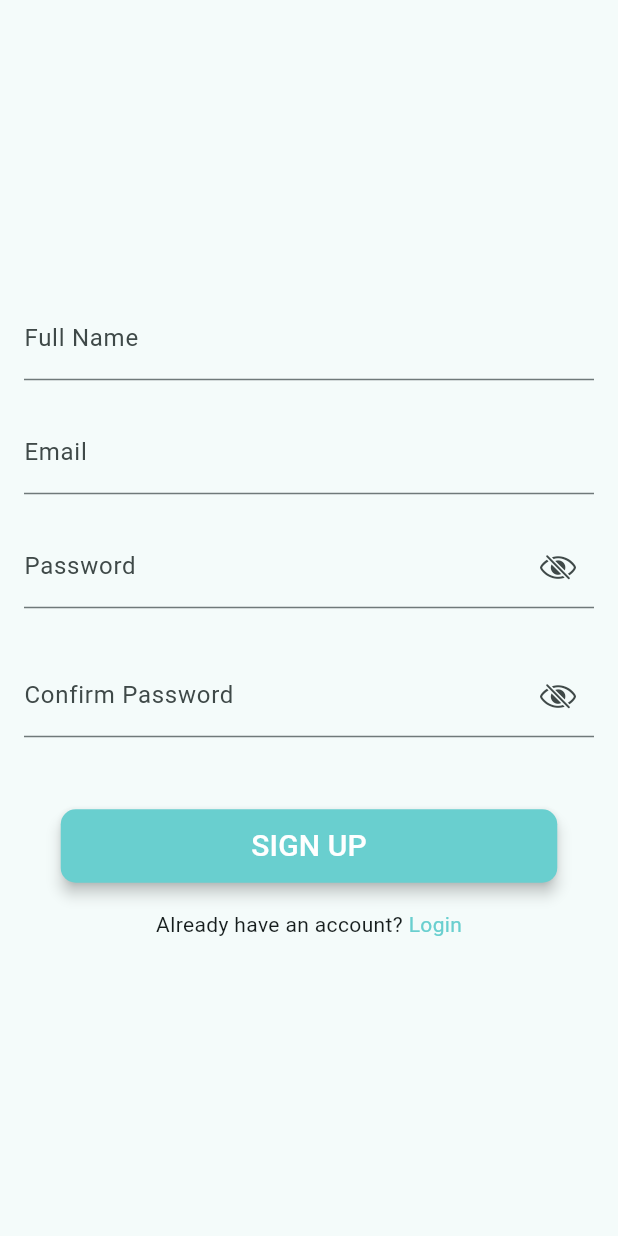
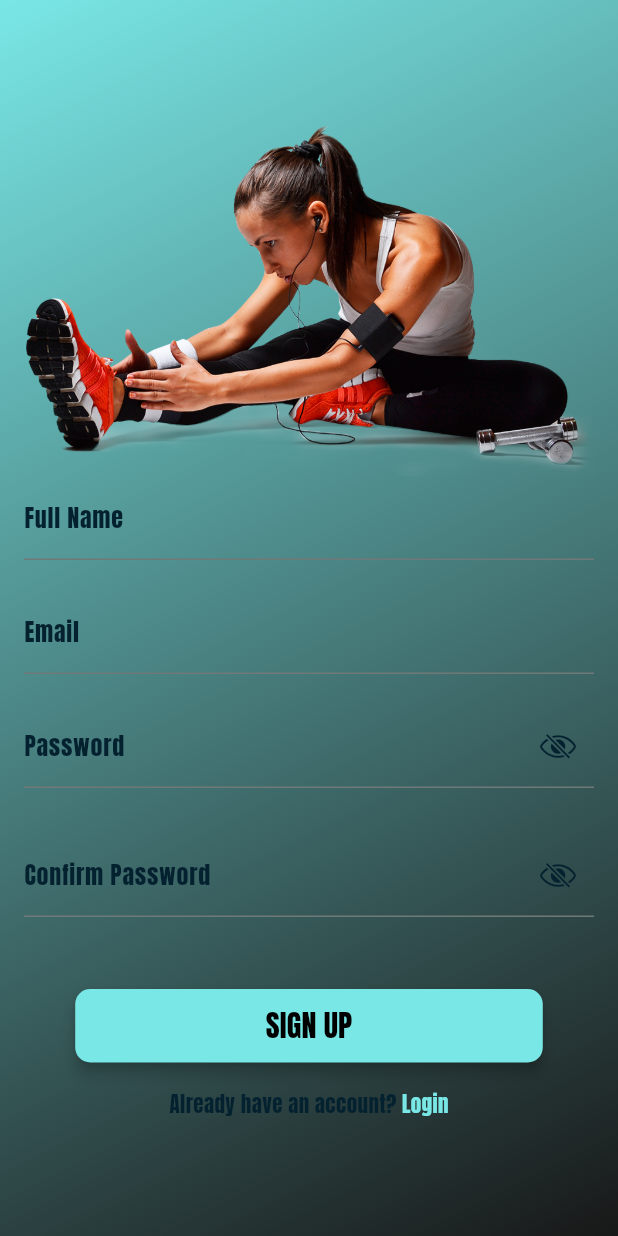
Before and after one commit to ACICT-DEPI/ONL1_SWD4_G1d-m--Fitness-Tracker-App, a Flutter app: the screen it shows after launch, after a tap on "Login", after a tap on "Sign up", on a phone screen of 412 x 824 dp. Run offline on Flutter 3.47's test engine with Material 3 defaults, Android fonts, the phone set to English and light mode, and no system bars; our stand-ins replace firebase_auth, firebase_core, flutter_bloc, google_fonts; accounts and stored records are empty.

Commit message:
edit on auth design

```diff
--- a/lib/Auth/view/home_screen.dart
+++ /dev/null
@@ -1,20 +0,0 @@
-import 'package:flutter/material.dart';
-
-class HomeScreen extends StatelessWidget {
-  const HomeScreen({super.key});
-
-  @override
-  Widget build(BuildContext context) {
-    return Scaffold(
-      appBar: AppBar(
-        title: Text("Home"),
-      ),
-      body: Column(
-        mainAxisAlignment: MainAxisAlignment.center,
-        children: [
-          Text("Home", style: TextStyle(fontSize: 50),)
-        ],
-      ),
-    );
-  }
-}
--- a/lib/Auth/view/login_screen.dart
+++ /dev/null
@@ -1,96 +0,0 @@
-import 'package:final_project/Auth/cubit/auth_cubit.dart';
-import 'package:final_project/Auth/cubit/auth_states.dart';
-import 'package:final_project/Auth/view/sign_up_screen.dart';
-import 'package:final_project/Auth/widgets/custom_Auth_button.dart';
-import 'package:final_project/Auth/widgets/custom_text_form_field.dart';
-import 'package:final_project/core/color.dart';
-import 'package:flutter/cupertino.dart';
-import 'package:flutter/material.dart';
-import 'package:flutter_bloc/flutter_bloc.dart';
-
-import 'home_screen.dart';
-
-class LoginScreen extends StatelessWidget {
-  LoginScreen({super.key});
-
-  var emailController = TextEditingController();
-  var passController = TextEditingController();
-  final _formKey = GlobalKey<FormState>();
-  @override
-  Widget build(BuildContext context) {
-    return BlocConsumer<AuthCubit, AuthState>(
-      listener: (context, state) {
-        if(state is AuthSuccess) {
-          Navigator.push(context, MaterialPageRoute(builder: (context) => HomeScreen(),));
-        }
-      },
-      builder: (context, state) => Scaffold(
-      body: Padding(
-        padding: const EdgeInsets.all(16.0),
-        child: Form(
-          key: _formKey,
-          child: Column(
-            mainAxisAlignment: MainAxisAlignment.center,
-            children: [
-              CustomTextFormField(
-                  keyboardType: TextInputType.emailAddress,
-                  controller: emailController,
-                  decoration: const InputDecoration(labelText: 'Email'),
-                  validator: (value) {
-                    if (value == null || value.isEmpty) {
-                      return 'Please enter your email';
-                    }
-                    if (!value.contains('@') || !value.contains('.')) {
-                      return 'Please enter a valid email';
-                    }
-                    return null;
-                  }),
-              const SizedBox(height: 20),
-              CustomTextFormField(
-                keyboardType: TextInputType.visiblePassword,
-                controller: passController,
-                decoration: const InputDecoration(
-                    labelText: 'Password',
-                  suffixIcon: Icon(CupertinoIcons.eye_slash),
-                ),
-                validator: (value) {
-                    if (value == null || value.isEmpty) {
-                      return 'Please enter your password';
-                    }
-                    if (value.length < 8) {
-                      return 'Password is too short';
-                    }
-                    return null;
-                  },
-                obscure: true,
-              ),
-              const SizedBox(height: 30),
-              CustomAuthButton(
-                text: "Login",
-                  onPressed: () {
-                    if (_formKey.currentState!.validate()) {
-                      AuthCubit.get(context).signInWithEmailAndPassword(
-                          email: emailController.text,
-                          password: passController.text);
-                    }
-                  },
-                ),
-              Row(
-                mainAxisAlignment: MainAxisAlignment.center,
-                children: [
-                  Text("Don't have an account? "),
-                  InkWell(
-                    onTap: (){
-                      Navigator.push(context, MaterialPageRoute(builder:  (context) => SignUpScreen(),));
-                    },
-                      child: Text("Sign up", style: TextStyle(color: primary),))
-                ],
-              ),
-            ],
-          ),
-        ),
-      ),
-    ),
-    );
-  }
-}
--- a/lib/Auth/view/sign_up_screen.dart
+++ /dev/null
@@ -1,130 +0,0 @@
-import 'package:final_project/Auth/cubit/auth_cubit.dart';
-import 'package:final_project/Auth/cubit/auth_states.dart';
-import 'package:final_project/Auth/view/home_screen.dart';
-import 'package:final_project/Auth/view/login_screen.dart';
-import 'package:final_project/Auth/widgets/custom_Auth_button.dart';
-import 'package:final_project/Auth/widgets/custom_text_form_field.dart';
-import 'package:final_project/core/color.dart';
-import 'package:flutter/cupertino.dart';
-import 'package:flutter/material.dart';
-import 'package:flutter_bloc/flutter_bloc.dart';
-
-class SignUpScreen extends StatelessWidget {
-  SignUpScreen({super.key});
-
-  var nameController = TextEditingController();
-  var emailController = TextEditingController();
-  var passController = TextEditingController();
-  var confirmPassController = TextEditingController();
-  final _formKey = GlobalKey<FormState>();
-  @override
-  Widget build(BuildContext context) {
-    return BlocConsumer<AuthCubit, AuthState>(
-      listener: (context, state) {
-        if(state is AuthSuccess){
-          Navigator.push(context, MaterialPageRoute(builder: (context) => HomeScreen(),));
-        }
-      },
-      builder: (context, state) => Scaffold(
-      body: Padding(
-        padding: const EdgeInsets.all(16.0),
-        child: Form(
-          key: _formKey,
-          child: Column(
-            mainAxisAlignment: MainAxisAlignment.center,
-            children: [
-              CustomTextFormField(
-                  keyboardType: TextInputType.text,
-                  controller: nameController,
-                  decoration: const InputDecoration(labelText: 'Full Name'),
-                  validator: (value) {
-                    if (value == null || value.isEmpty) {
-                      return 'Please enter your name';
-                    }
-                    return null;
-                  }),
-              const SizedBox(height: 20),
-              CustomTextFormField(
-                  keyboardType: TextInputType.emailAddress,
-                  controller: emailController,
-                  decoration: const InputDecoration(labelText: 'Email'),
-                  validator: (value) {
-                    if (value == null || value.isEmpty) {
-                      return 'Please enter your email';
-                    }
-                    if (!value.contains('@') || !value.contains('.')) {
-                      return 'Please enter a valid email';
-                    }
-                    return null;
-                  }),
-              const SizedBox(height: 20),
-              CustomTextFormField(
-                  keyboardType: TextInputType.visiblePassword,
-                  controller: passController,
-                  decoration: const InputDecoration(
-                      labelText: 'Password',
-                    suffixIcon: Icon(CupertinoIcons.eye_slash),
-                  ),
-                  validator: (value) {
-                    if (value == null || value.isEmpty) {
-                      return 'Please enter your password';
-                    }
-                    if (value.length < 8) {
-                      return 'Password is too short';
-                    }
-                    return null;
-                  },
-                obscure: true,
-              ),
-              const SizedBox(height: 30),
-              CustomTextFormField(
-                keyboardType: TextInputType.visiblePassword,
-                controller: confirmPassController,
-                decoration: const InputDecoration(
-                    labelText: 'Confirm Password',
-                  suffixIcon: Icon(CupertinoIcons.eye_slash),
-                ),
-                validator: (value) {
-                    if (value == null || value.isEmpty) {
-                      return 'Please enter your password';
-                    }
-                    if (value.length < 8) {
-                      return 'Password is too short';
-                    }
-                    if (value != passController.text) {
-                      return 'The password do not match';
-                    }
-                    return null;
-                  },
-                obscure: true,
-              ),
-              const SizedBox(height: 30),
-              CustomAuthButton(
-                  text: "SIGN UP",
-                  onPressed: () {
-                    if (_formKey.currentState!.validate()) {
-                       AuthCubit.get(context).signUpWithEmailAndPassword(
-                          email: emailController.text,
-                          password: passController.text);
-                    }
-                  },
-                ),
-              Row(
-                mainAxisAlignment: MainAxisAlignment.center,
-                children: [
-                  Text("Already have an account? "),
-                  InkWell(
-                    onTap: (){
-                      Navigator.push(context, MaterialPageRoute(builder:  (context) => LoginScreen(),));
-                    },
-                      child: Text("Login", style: TextStyle(color: primary),))
-                ],
-              ),
-            ],
-          ),
-        ),
-      ),
-    ),
-    );
-  }
-}
--- a/lib/core/color.dart
+++ /dev/null
@@ -1,5 +0,0 @@
-import 'dart:ui';
-
-import 'package:flutter/material.dart';
-
-Color primary =  const Color(0xff69cfcf);
--- a/lib/core/utls/colors.dart
+++ b/lib/core/utls/colors.dart
@@ -3,4 +3,6 @@ import 'package:flutter/material.dart';
 class Colorsapp {
     static  Color primarycolor = const Color.fromRGBO(121, 231, 230, 1);
   static Color secondarycolor =const Color.fromRGBO(24, 24, 24,1);
+  static Color authBackground = const Color.fromRGBO(237, 229, 214, 0.10);
+  static Color navyBlue = const Color(0xff042130);
 }
--- a/lib/Auth/cubit/auth_cubit.dart
+++ b/lib/features/Auth/cubit/auth_cubit.dart
@@ -1,7 +1,6 @@
-import 'package:bloc/bloc.dart';
-import 'package:final_project/Auth/cubit/auth_states.dart';
 import 'package:firebase_auth/firebase_auth.dart';
 import 'package:flutter_bloc/flutter_bloc.dart';
+import 'auth_states.dart';
 
 
 
--- /dev/null
+++ b/lib/features/Auth/view/login_screen.dart
@@ -0,0 +1,124 @@
+import 'package:final_project/features/Auth/view/sign_up_screen.dart';
+import 'package:final_project/features/Auth/view/widgets/custom_Auth_button.dart';
+import 'package:final_project/features/Auth/view/widgets/custom_background.dart';
+import 'package:final_project/features/Auth/view/widgets/custom_text_form_field.dart';
+import 'package:final_project/features/Home/presentation/views/home_view.dart';
+import 'package:flutter/cupertino.dart';
+import 'package:flutter/material.dart';
+import 'package:flutter_bloc/flutter_bloc.dart';
+import '../../../core/utls/colors.dart';
+import '../../Home/presentation/views/wedgits/animation_background.dart';
+import '../cubit/auth_cubit.dart';
+import '../cubit/auth_states.dart';
+
+class LoginScreen extends StatelessWidget {
+  LoginScreen({super.key});
+
+  var emailController = TextEditingController();
+  var passController = TextEditingController();
+  final _formKey = GlobalKey<FormState>();
+  @override
+  Widget build(BuildContext context) {
+    return BlocConsumer<AuthCubit, AuthState>(
+      listener: (context, state) {
+        if(state is AuthSuccess) {
+          Navigator.push(context, MaterialPageRoute(builder: (context) => HomeView(),));
+        }
+      },
+      builder: (context, state) => Scaffold(
+        resizeToAvoidBottomInset: false,
+      body: Stack(
+        children: [
+          CustomBackground(),
+          // Container(
+          //   height: MediaQuery.of(context).size.height /3,
+          //     child: Padding(
+          //       padding: const EdgeInsets.only(left: 70.0),
+          //       child: Image(image: AssetImage('assets/images/main.png')),
+          //     )),
+          //Image(image: AssetImage('assets/images/pngegg.png')),
+          Padding(
+            padding: const EdgeInsets.all(16.0),
+            child: Form(
+              key: _formKey,
+              child: Column(
+                mainAxisAlignment: MainAxisAlignment.center,
+                children: [
+                  Image(image: AssetImage('assets/images/pngegg.png')),
+                  CustomTextFormField(
+                      keyboardType: TextInputType.emailAddress,
+                      controller: emailController,
+                      decoration: InputDecoration(
+                        labelText: 'Email',
+                        labelStyle: TextStyle(color: Colorsapp.navyBlue),
+                      errorStyle: TextStyle(color: Colorsapp.navyBlue),
+                      errorBorder: UnderlineInputBorder(
+                          borderSide: BorderSide(width: 2, color: Colorsapp.navyBlue)
+                      ),
+                          ),
+                      validator: (value) {
+                        if (value == null || value.isEmpty) {
+                          return 'Please enter your email';
+                        }
+                        if (!value.contains('@') || !value.contains('.')) {
+                          return 'Please enter a valid email';
+                        }
+                        return null;
+                      }),
+                  const SizedBox(height: 20),
+                  CustomTextFormField(
+                    keyboardType: TextInputType.visiblePassword,
+                    controller: passController,
+                    decoration: InputDecoration(
+                        labelText: 'Password',
+                      labelStyle: TextStyle(color: Colorsapp.navyBlue),
+                      errorStyle: TextStyle(color: Colorsapp.navyBlue),
+                      errorBorder: UnderlineInputBorder(
+                          borderSide: BorderSide(width: 2, color: Colorsapp.navyBlue)
+                      ),
+                      suffixIcon: const Icon(CupertinoIcons.eye_slash),
+                      suffixIconColor: Colorsapp.navyBlue,
+                    ),
+                    validator: (value) {
+                        if (value == null || value.isEmpty) {
+                          return 'Please enter your password';
+                        }
+                        if (value.length < 8) {
+                          return 'Password is too short';
+                        }
+                        return null;
+                      },
+                    obscure: true,
+                  ),
+                  const SizedBox(height: 30),
+                  CustomAuthButton(
+                    text: "Login",
+                      onPressed: () {
+                        if (_formKey.currentState!.validate()) {
+                          AuthCubit.get(context).signInWithEmailAndPassword(
+                              email: emailController.text,
+                              password: passController.text);
+                        }
+                      },
+                    ),
+                  Row(
+                    mainAxisAlignment: MainAxisAlignment.center,
+                    children: [
+                      Text("Don't have an account? ", style: TextStyle(color: Colorsapp.navyBlue)),
+                      InkWell(
+                        onTap: (){
+                          Navigator.push(context, MaterialPageRoute(builder:  (context) => SignUpScreen(),));
+                        },
+                          child: Text("Sign up", style: TextStyle(color: Colorsapp.primarycolor),))
+                    ],
+                  ),
+                ],
+              ),
+            ),
+          ),
+        ],
+      ),
+    ),
+    );
+  }
+}
--- /dev/null
+++ b/lib/features/Auth/view/sign_up_screen.dart
@@ -0,0 +1,165 @@
+import 'package:final_project/features/Auth/view/widgets/custom_Auth_button.dart';
+import 'package:final_project/features/Auth/view/widgets/custom_background.dart';
+import 'package:final_project/features/Auth/view/widgets/custom_text_form_field.dart';
+import 'package:final_project/features/Home/presentation/views/home_view.dart';
+import 'package:flutter/cupertino.dart';
+import 'package:flutter/material.dart';
+import 'package:flutter_bloc/flutter_bloc.dart';
+
+import '../../../core/utls/colors.dart';
+import '../cubit/auth_cubit.dart';
+import '../cubit/auth_states.dart';
+import 'login_screen.dart';
+
+class SignUpScreen extends StatelessWidget {
+  SignUpScreen({super.key});
+
+  var nameController = TextEditingController();
+  var emailController = TextEditingController();
+  var passController = TextEditingController();
+  var confirmPassController = TextEditingController();
+  final _formKey = GlobalKey<FormState>();
+  @override
+  Widget build(BuildContext context) {
+    return BlocConsumer<AuthCubit, AuthState>(
+      listener: (context, state) {
+        if(state is AuthSuccess){
+          Navigator.push(context, MaterialPageRoute(builder: (context) => HomeView(),));
+        }
+      },
+      builder: (context, state) => Scaffold(
+        resizeToAvoidBottomInset: false,
+      body: Stack(
+        children: [
+          CustomBackground(),
+          Padding(
+            padding: const EdgeInsets.all(16.0),
+            child: Form(
+              key: _formKey,
+              child: Column(
+                mainAxisAlignment: MainAxisAlignment.center,
+                children: [
+                  Image(image: AssetImage('assets/images/pngegg.png')),
+                  CustomTextFormField(
+                      keyboardType: TextInputType.text,
+                      controller: nameController,
+                      decoration: InputDecoration(
+                          labelText: 'Full Name',
+                        labelStyle: TextStyle(color: Colorsapp.navyBlue),
+                        errorStyle: TextStyle(color: Colorsapp.navyBlue),
+                        errorBorder: UnderlineInputBorder(
+                            borderSide: BorderSide(width: 2, color: Colorsapp.navyBlue)
+                        ),
+                      ),
+                      validator: (value) {
+                        if (value == null || value.isEmpty) {
+                          return 'Please enter your name';
+                        }
+                        return null;
+                      }),
+                  const SizedBox(height: 20),
+                  CustomTextFormField(
+                      keyboardType: TextInputType.emailAddress,
+                      controller: emailController,
+                      decoration: InputDecoration(
+                          labelText: 'Email',
+                        labelStyle: TextStyle(color: Colorsapp.navyBlue),
+                        errorStyle: TextStyle(color: Colorsapp.navyBlue),
+                        errorBorder: UnderlineInputBorder(
+                            borderSide: BorderSide(width: 2, color: Colorsapp.navyBlue)
+                        ),
+                      ),
+                      validator: (value) {
+                        if (value == null || value.isEmpty) {
+                          return 'Please enter your email';
+                        }
+                        if (!value.contains('@') || !value.contains('.')) {
+                          return 'Please enter a valid email';
+                        }
+                        return null;
+                      }),
+                  const SizedBox(height: 20),
+                  CustomTextFormField(
+                      keyboardType: TextInputType.visiblePassword,
+                      controller: passController,
+                      decoration: InputDecoration(
+                          labelText: 'Password',
+                        labelStyle: TextStyle(color: Colorsapp.navyBlue),
+                      errorStyle: TextStyle(color: Colorsapp.navyBlue),
+                      errorBorder: UnderlineInputBorder(
+                          borderSide: BorderSide(width: 2, color: Colorsapp.navyBlue)
+                      ),
+                      suffixIcon: const Icon(CupertinoIcons.eye_slash),
+                      suffixIconColor: Colorsapp.navyBlue,
+                      ),
+                      validator: (value) {
+                        if (value == null || value.isEmpty) {
+                          return 'Please enter your password';
+                        }
+                        if (value.length < 8) {
+                          return 'Password is too short';
+                        }
+                        return null;
+                      },
+                    obscure: true,
+                  ),
+                  const SizedBox(height: 30),
+                  CustomTextFormField(
+                    keyboardType: TextInputType.visiblePassword,
+                    controller: confirmPassController,
+                    decoration: InputDecoration(
+                        labelText: 'Confirm Password',
+                      labelStyle: TextStyle(color: Colorsapp.navyBlue),
+                      errorStyle: TextStyle(color: Colorsapp.navyBlue),
+                      errorBorder: UnderlineInputBorder(
+                          borderSide: BorderSide(width: 2, color: Colorsapp.navyBlue)
+                      ),
+                      suffixIcon: const Icon(CupertinoIcons.eye_slash),
+                      suffixIconColor: Colorsapp.navyBlue,
+                    ),
+                    validator: (value) {
+                        if (value == null || value.isEmpty) {
+                          return 'Please enter your password';
+                        }
+                        if (value.length < 8) {
+                          return 'Password is too short';
+                        }
+                        if (value != passController.text) {
+                          return 'The password do not match';
+                        }
+                        return null;
+                      },
+                    obscure: true,
+                  ),
+                  const SizedBox(height: 30),
+                  CustomAuthButton(
+                      text: "SIGN UP",
+                      onPressed: () {
+                        if (_formKey.currentState!.validate()) {
+                           AuthCubit.get(context).signUpWithEmailAndPassword(
+                              email: emailController.text,
+                              password: passController.text);
+                        }
+                      },
+                    ),
+                  Row(
+                    mainAxisAlignment: MainAxisAlignment.center,
+                    children: [
+                      Text("Already have an account? ", style: TextStyle(color: Colorsapp.navyBlue)),
+                      InkWell(
+                        onTap: (){
+                          Navigator.push(context, MaterialPageRoute(builder:  (context) => LoginScreen(),));
+                        },
+                          child: Text("Login", style: TextStyle(color: Colorsapp.primarycolor),))
+                    ],
+                  ),
+                ],
+              ),
+            ),
+          ),
+        ],
+      ),
+    ),
+    );
+  }
+}
--- a/lib/Auth/widgets/custom_Auth_button.dart
+++ b/lib/features/Auth/view/widgets/custom_Auth_button.dart
@@ -1,4 +1,4 @@
-import 'package:final_project/core/color.dart';
+import 'package:final_project/core/utls/colors.dart';
 import 'package:flutter/material.dart';
 
 class CustomAuthButton extends StatelessWidget {
@@ -21,12 +21,12 @@ class CustomAuthButton extends StatelessWidget {
                 horizontal: MediaQuery.of(context).size.width / 4),
             child: Text(text,
               style: TextStyle(
-                  color: Colors.white,
+                  color: Colors.black,
                 fontSize: 20
               ),),
           ),
         style: ElevatedButton.styleFrom(
-          backgroundColor: primary,
+          backgroundColor: Colorsapp.primarycolor,
           elevation: 4,
             shape:  const RoundedRectangleBorder(
                 borderRadius: BorderRadius.all(Radius.circular(10)),
--- /dev/null
+++ b/lib/features/Auth/view/widgets/custom_background.dart
@@ -0,0 +1,21 @@
+import 'package:final_project/core/utls/colors.dart';
+import 'package:flutter/material.dart';
+
+class CustomBackground extends StatelessWidget {
+  const CustomBackground({super.key});
+
+  @override
+  Widget build(BuildContext context) {
+    return AnimatedContainer(
+      duration: const Duration(seconds: 2),
+      decoration: BoxDecoration(
+        gradient: LinearGradient(
+          begin: Alignment.topLeft,
+          end: Alignment.bottomRight,
+          colors: [Colorsapp.primarycolor, Colorsapp.secondarycolor],
+          //colors: _toggle ? [primarycolor, secondarycolor] : [secondarycolor, primarycolor],
+        ),
+      ),
+    );
+  }
+}
--- a/lib/main.dart
+++ b/lib/main.dart
@@ -1,9 +1,10 @@
-import 'package:final_project/Auth/cubit/auth_cubit.dart';
-import 'package:final_project/Auth/view/login_screen.dart';
+import 'package:final_project/core/utls/colors.dart';
 import 'package:firebase_core/firebase_core.dart';
 import 'package:flutter/material.dart';
 import 'package:flutter_bloc/flutter_bloc.dart';
-import 'core/color.dart';
+import 'package:google_fonts/google_fonts.dart';
+import 'features/Auth/cubit/auth_cubit.dart';
+import 'features/Auth/view/login_screen.dart';
 import 'firebase_options.dart';
 
 
@@ -26,7 +27,8 @@ class MyApp extends StatelessWidget {
       title: 'Flutter Demo',
       debugShowCheckedModeBanner: false,
       theme: ThemeData(
-        colorScheme: ColorScheme.fromSeed(seedColor: primary),
+        textTheme: GoogleFonts.antonTextTheme(),
+        colorScheme: ColorScheme.fromSeed(seedColor: Colorsapp.primarycolor),
         useMaterial3: true,
       ),
       home: LoginScreen(),
```
Also changed, not shown: pubspec.yaml (+5 -3 lines), assets/images/main.png (added), assets/images/pngegg.png (added), lib/features/Auth/cubit/auth_states.dart (renamed from lib/Auth/cubit/auth_states.dart), lib/features/Auth/view/widgets/custom_text_form_field.dart (renamed from lib/Auth/widgets/custom_text_form_field.dart), pubspec.lock, 1 other file.
